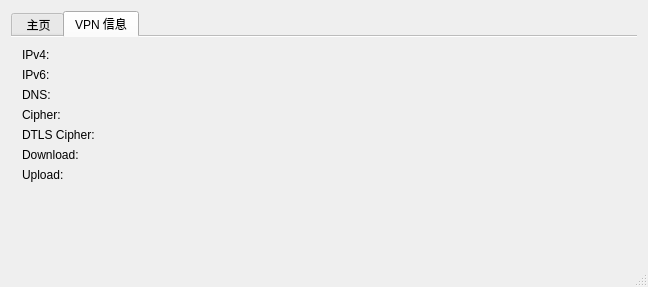
Qt form src/dialog/mainwindow.ui (13418485892/openconnect-gui) before a commit.
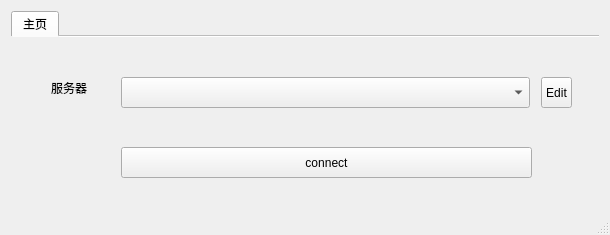
The same form after that commit. The open tabs and pages were chosen to show the change. Icons and pictures are not drawn.

The edit to the form file:
```diff
--- a/src/dialog/mainwindow.ui
+++ b/src/dialog/mainwindow.ui
@@ -9,8 +9,8 @@
    <rect>
     <x>0</x>
     <y>0</y>
-    <width>648</width>
-    <height>287</height>
+    <width>610</width>
+    <height>235</height>
    </rect>
   </property>
   <property name="sizePolicy">
@@ -21,14 +21,14 @@
   </property>
   <property name="minimumSize">
    <size>
-    <width>0</width>
-    <height>0</height>
+    <width>610</width>
+    <height>235</height>
    </size>
   </property>
   <property name="maximumSize">
    <size>
-    <width>1920</width>
-    <height>1080</height>
+    <width>610</width>
+    <height>235</height>
    </size>
   </property>
   <property name="windowIcon">
@@ -71,7 +71,7 @@
       </property>
       <widget class="QWidget" name="tab">
        <attribute name="title">
-        <string> 主页</string>
+        <string>主页</string>
        </attribute>
        <widget class="QLabel" name="label">
         <property name="geometry">
@@ -103,7 +103,7 @@
         <property name="geometry">
          <rect>
           <x>20</x>
-          <y>100</y>
+          <y>80</y>
           <width>80</width>
           <height>80</height>
          </rect>
@@ -122,7 +122,7 @@
         <property name="geometry">
          <rect>
           <x>110</x>
-          <y>130</y>
+          <y>110</y>
           <width>411</width>
           <height>31</height>
          </rect>
@@ -157,153 +157,6 @@
          <enum>QToolButton::InstantPopup</enum>
         </property>
        </widget>
-       <widget class="QPushButton" name="viewLogButton">
-        <property name="geometry">
-         <rect>
-          <x>530</x>
-          <y>130</y>
-          <width>76</width>
-          <height>31</height>
-         </rect>
-        </property>
-        <property name="text">
-         <string>View log</string>
-        </property>
-        <property name="icon">
-         <iconset resource="../openconnect-gui.qrc">
-          <normaloff>:/images/edit-find.png</normaloff>:/images/edit-find.png</iconset>
-        </property>
-       </widget>
-      </widget>
-      <widget class="QWidget" name="tabWidget_vpnInfo">
-       <attribute name="title">
-        <string>VPN 信息</string>
-       </attribute>
-       <layout class="QVBoxLayout" name="verticalLayout_3">
-        <item>
-         <layout class="QFormLayout" name="formLayout">
-          <property name="fieldGrowthPolicy">
-           <enum>QFormLayout::ExpandingFieldsGrow</enum>
-          </property>
-          <property name="formAlignment">
-           <set>Qt::AlignJustify|Qt::AlignTop</set>
-          </property>
-          <item row="0" column="0">
-           <widget class="QLabel" name="ipV4LabelText">
-            <property name="text">
-             <string>IPv4:</string>
-            </property>
-           </widget>
-          </item>
-          <item row="0" column="1">
-           <widget class="QLabel" name="ipV4Label">
-            <property name="alignment">
-             <set>Qt::AlignLeading|Qt::AlignLeft|Qt::AlignVCenter</set>
-            </property>
-            <property name="textInteractionFlags">
-             <set>Qt::LinksAccessibleByMouse|Qt::TextSelectableByMouse</set>
-            </property>
-           </widget>
-          </item>
-          <item row="1" column="0">
-           <widget class="QLabel" name="ipV6LabelText">
-            <property name="text">
-             <string>IPv6:</string>
-            </property>
-           </widget>
-          </item>
-          <item row="1" column="1">
-           <widget class="QLabel" name="ipV6Label">
-            <property name="alignment">
-             <set>Qt::AlignLeading|Qt::AlignLeft|Qt::AlignVCenter</set>
-            </property>
-            <property name="textInteractionFlags">
-             <set>Qt::LinksAccessibleByMouse|Qt::TextSelectableByMouse</set>
-            </property>
-           </widget>
-          </item>
-          <item row="2" column="0">
-           <widget class="QLabel" name="dnsLabelText">
-            <property name="text">
-             <string>DNS:</string>
-            </property>
-           </widget>
-          </item>
-          <item row="2" column="1">
-           <widget class="QLabel" name="dnsLabel">
-            <property name="alignment">
-             <set>Qt::AlignLeading|Qt::AlignLeft|Qt::AlignVCenter</set>
-            </property>
-            <property name="textInteractionFlags">
-             <set>Qt::LinksAccessibleByMouse|Qt::TextSelectableByMouse</set>
-            </property>
-           </widget>
-          </item>
-          <item row="3" column="0">
-           <widget class="QLabel" name="cipherCSTPLabelText">
-            <property name="text">
-             <string>Cipher:</string>
-            </property>
-           </widget>
-          </item>
-          <item row="3" column="1">
-           <widget class="QLabel" name="cipherCSTPLabel">
-            <property name="alignment">
-             <set>Qt::AlignLeading|Qt::AlignLeft|Qt::AlignVCenter</set>
-            </property>
-           </widget>
-          </item>
-          <item row="4" column="0">
-           <widget class="QLabel" name="cipherDTLSLabelText">
-            <property name="text">
-             <string>DTLS Cipher:</string>
-            </property>
-           </widget>
-          </item>
-          <item row="4" column="1">
-           <widget class="QLabel" name="cipherDTLSLabel">
-            <property name="alignment">
-             <set>Qt::AlignLeading|Qt::AlignLeft|Qt::AlignVCenter</set>
-            </property>
-           </widget>
-          </item>
-          <item row="5" column="0">
-           <widget class="QLabel" name="downloadLabelText">
-            <property name="text">
-             <string>Download:</string>
-            </property>
-           </widget>
-          </item>
-          <item row="6" column="0">
-           <widget class="QLabel" name="uploadLaberText">
-            <property name="text">
-             <string>Upload:</string>
-            </property>
-           </widget>
-          </item>
-          <item row="5" column="1">
-           <widget class="QLabel" name="downloadLabel">
-            <property name="alignment">
-             <set>Qt::AlignLeading|Qt::AlignLeft|Qt::AlignVCenter</set>
-            </property>
-            <property name="textInteractionFlags">
-             <set>Qt::LinksAccessibleByMouse|Qt::TextSelectableByMouse</set>
-            </property>
-           </widget>
-          </item>
-          <item row="6" column="1">
-           <widget class="QLabel" name="uploadLabel">
-            <property name="alignment">
-             <set>Qt::AlignLeading|Qt::AlignLeft|Qt::AlignVCenter</set>
-            </property>
-            <property name="textInteractionFlags">
-             <set>Qt::LinksAccessibleByMouse|Qt::TextSelectableByMouse</set>
-            </property>
-           </widget>
-          </item>
-         </layout>
-        </item>
-       </layout>
       </widget>
      </widget>
     </item>
```
Left out of the diff: 2 changed lines with no effect on the pictures.
